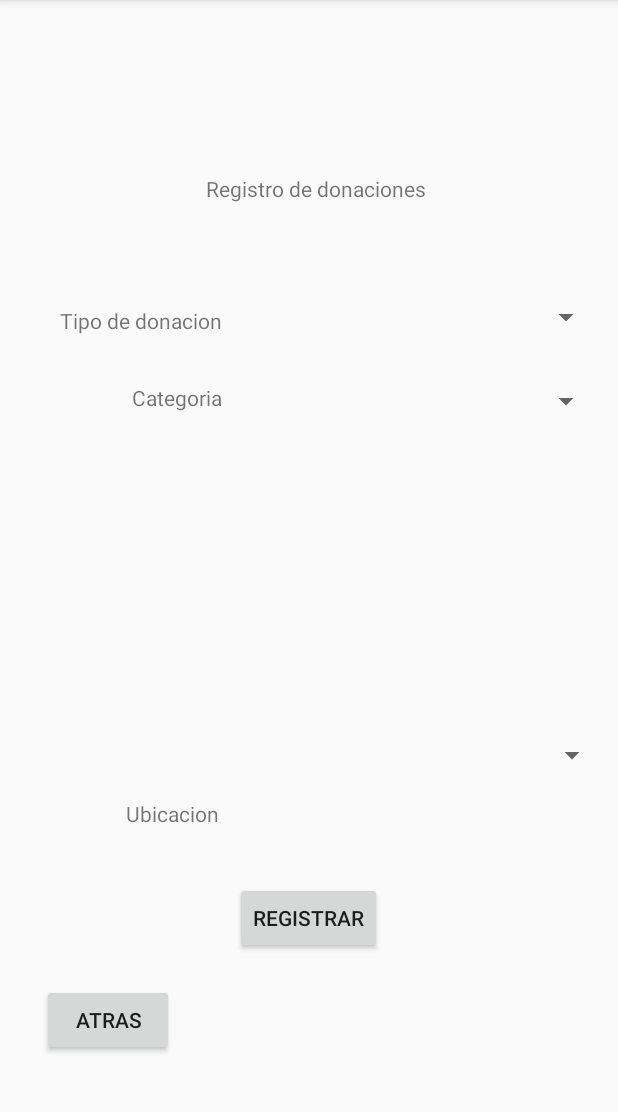
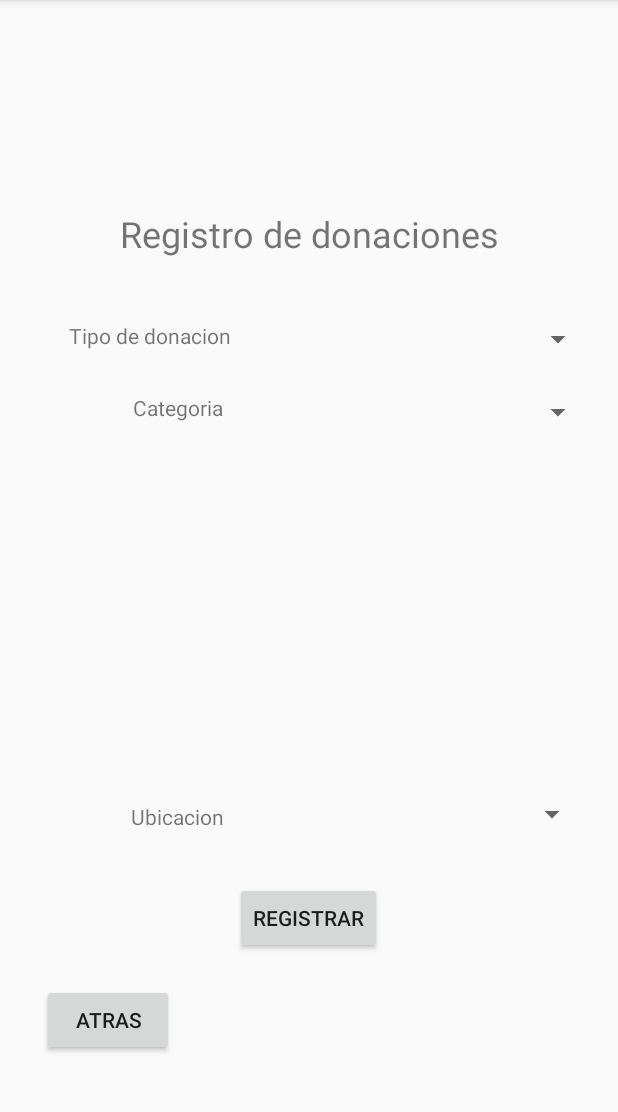
Before and after one commit to Marlon-Lindao-ZX/ProyectoArp2, an Android app: the RegistroDonaciones screen opened directly, with no data from a screen before it, on a phone screen of 412 x 824 dp, the part 84-1196 px from its top. Run offline under Robolectric (Android 15) with nearby library versions, the phone set to English and light mode, and no system bars.

Commit message:
Arreglando Constraints

```diff
--- a/app/src/main/res/layout/activity_main4.xml
+++ b/app/src/main/res/layout/activity_main4.xml
@@ -10,75 +10,118 @@
         android:id="@+id/textView6"
         android:layout_width="wrap_content"
         android:layout_height="wrap_content"
-        android:layout_marginTop="116dp"
-        android:layout_marginEnd="128dp"
-        android:layout_marginRight="128dp"
+        android:layout_marginStart="8dp"
+        android:layout_marginLeft="8dp"
+        android:layout_marginTop="8dp"
+        android:layout_marginEnd="8dp"
+        android:layout_marginRight="8dp"
+        android:layout_marginBottom="8dp"
         android:text="@string/registro_de_donaciones"
+        android:textSize="24sp"
+        app:layout_constraintBottom_toBottomOf="parent"
         app:layout_constraintEnd_toEndOf="parent"
-        app:layout_constraintTop_toTopOf="parent" />
+        app:layout_constraintStart_toStartOf="parent"
+        app:layout_constraintTop_toTopOf="parent"
+        app:layout_constraintVertical_bias="0.183" />
 
     <TextView
         android:id="@+id/textView7"
         android:layout_width="wrap_content"
         android:layout_height="wrap_content"
-        android:layout_marginStart="40dp"
-        android:layout_marginLeft="40dp"
-        android:layout_marginTop="204dp"
+        android:layout_marginStart="8dp"
+        android:layout_marginLeft="8dp"
+        android:layout_marginTop="8dp"
+        android:layout_marginEnd="8dp"
+        android:layout_marginRight="8dp"
+        android:layout_marginBottom="8dp"
         android:text="@string/tipo_de_donacion"
+        app:layout_constraintBottom_toBottomOf="parent"
+        app:layout_constraintEnd_toEndOf="parent"
+        app:layout_constraintHorizontal_bias="0.133"
         app:layout_constraintStart_toStartOf="parent"
-        app:layout_constraintTop_toTopOf="parent" />
+        app:layout_constraintTop_toTopOf="parent"
+        app:layout_constraintVertical_bias="0.281" />
 
     <TextView
         android:id="@+id/textView8"
         android:layout_width="wrap_content"
         android:layout_height="wrap_content"
-        android:layout_marginStart="88dp"
-        android:layout_marginLeft="88dp"
-        android:layout_marginTop="32dp"
+        android:layout_marginStart="8dp"
+        android:layout_marginLeft="8dp"
+        android:layout_marginTop="8dp"
+        android:layout_marginEnd="8dp"
+        android:layout_marginRight="8dp"
+        android:layout_marginBottom="8dp"
         android:text="@string/categoria"
+        app:layout_constraintBottom_toBottomOf="parent"
+        app:layout_constraintEnd_toEndOf="parent"
+        app:layout_constraintHorizontal_bias="0.24"
         app:layout_constraintStart_toStartOf="parent"
-        app:layout_constraintTop_toBottomOf="@+id/textView7" />
+        app:layout_constraintTop_toTopOf="parent"
+        app:layout_constraintVertical_bias="0.347" />
 
     <Spinner
         android:id="@+id/spinner"
-        android:layout_width="245dp"
+        android:layout_width="200dp"
         android:layout_height="wrap_content"
-        android:layout_marginStart="156dp"
-        android:layout_marginLeft="156dp"
-        android:layout_marginTop="32dp"
+        android:layout_marginStart="8dp"
+        android:layout_marginLeft="8dp"
+        android:layout_marginTop="8dp"
+        android:layout_marginEnd="8dp"
+        android:layout_marginRight="8dp"
+        android:layout_marginBottom="8dp"
+        app:layout_constraintBottom_toBottomOf="parent"
+        app:layout_constraintEnd_toEndOf="parent"
+        app:layout_constraintHorizontal_bias="0.958"
         app:layout_constraintStart_toStartOf="parent"
-        app:layout_constraintTop_toBottomOf="@+id/spinner2" />
+        app:layout_constraintTop_toTopOf="parent"
+        app:layout_constraintVertical_bias="0.35" />
 
     <Spinner
         android:id="@+id/spinner3"
-        android:layout_width="245dp"
+        android:layout_width="200dp"
         android:layout_height="wrap_content"
-        android:layout_marginStart="160dp"
-        android:layout_marginLeft="160dp"
-        android:layout_marginTop="268dp"
+        android:layout_marginStart="192dp"
+        android:layout_marginLeft="192dp"
+        android:layout_marginBottom="8dp"
+        app:layout_constraintBottom_toBottomOf="parent"
         app:layout_constraintStart_toStartOf="parent"
-        app:layout_constraintTop_toBottomOf="@+id/spinner2" />
+        app:layout_constraintTop_toTopOf="parent"
+        app:layout_constraintVertical_bias="0.721" />
 
     <Spinner
         android:id="@+id/spinner2"
-        android:layout_width="245dp"
+        android:layout_width="200dp"
         android:layout_height="wrap_content"
-        android:layout_marginStart="156dp"
-        android:layout_marginLeft="156dp"
-        android:layout_marginTop="64dp"
+        android:layout_marginStart="8dp"
+        android:layout_marginLeft="8dp"
+        android:layout_marginTop="8dp"
+        android:layout_marginEnd="8dp"
+        android:layout_marginRight="8dp"
+        android:layout_marginBottom="8dp"
+        app:layout_constraintBottom_toBottomOf="parent"
+        app:layout_constraintEnd_toEndOf="parent"
+        app:layout_constraintHorizontal_bias="0.958"
         app:layout_constraintStart_toStartOf="parent"
-        app:layout_constraintTop_toBottomOf="@+id/textView6" />
+        app:layout_constraintTop_toTopOf="parent"
+        app:layout_constraintVertical_bias="0.283" />
 
     <TextView
         android:id="@+id/textView9"
         android:layout_width="wrap_content"
         android:layout_height="wrap_content"
-        android:layout_marginStart="84dp"
-        android:layout_marginLeft="84dp"
-        android:layout_marginBottom="216dp"
+        android:layout_marginStart="8dp"
+        android:layout_marginLeft="8dp"
+        android:layout_marginTop="8dp"
+        android:layout_marginEnd="8dp"
+        android:layout_marginRight="8dp"
         android:text="@string/ubicacion"
         app:layout_constraintBottom_toBottomOf="parent"
-        app:layout_constraintStart_toStartOf="parent" />
+        app:layout_constraintEnd_toEndOf="parent"
+        app:layout_constraintHorizontal_bias="0.237"
+        app:layout_constraintStart_toStartOf="parent"
+        app:layout_constraintTop_toTopOf="parent"
+        app:layout_constraintVertical_bias="0.711" />
 
     <Button
         android:id="@+id/button12"
@@ -104,13 +147,21 @@
         app:layout_constraintStart_toStartOf="parent" />
 
     <ScrollView
-        android:layout_width="395dp"
+        android:id="@+id/scrollView3"
+        android:layout_width="350dp"
         android:layout_height="196dp"
         android:layout_marginStart="8dp"
         android:layout_marginLeft="8dp"
         android:layout_marginTop="8dp"
+        android:layout_marginEnd="8dp"
+        android:layout_marginRight="8dp"
+        android:layout_marginBottom="8dp"
+        app:layout_constraintBottom_toBottomOf="parent"
+        app:layout_constraintEnd_toEndOf="parent"
+        app:layout_constraintHorizontal_bias="0.711"
         app:layout_constraintStart_toStartOf="parent"
-        app:layout_constraintTop_toBottomOf="@+id/spinner">
+        app:layout_constraintTop_toTopOf="parent"
+        app:layout_constraintVertical_bias="0.552">
 
         <LinearLayout
             android:layout_width="match_parent"
```
Also changed, not shown: app/src/main/res/layout/activity_main.xml (+47 -23 lines), app/src/main/res/layout/activity_main2.xml (+27 -16 lines), app/src/main/res/layout/activity_main3.xml (+23 -11 lines), app/src/main/res/layout/activity_registro_categorias.xml (+10 -2 lines).
